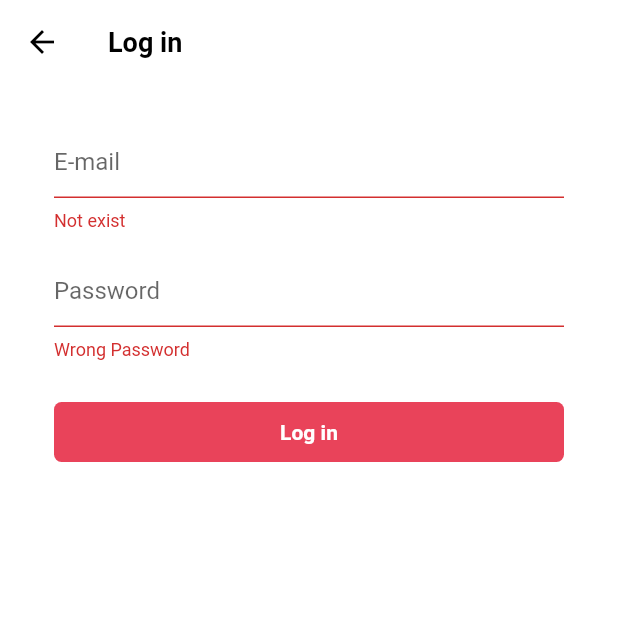
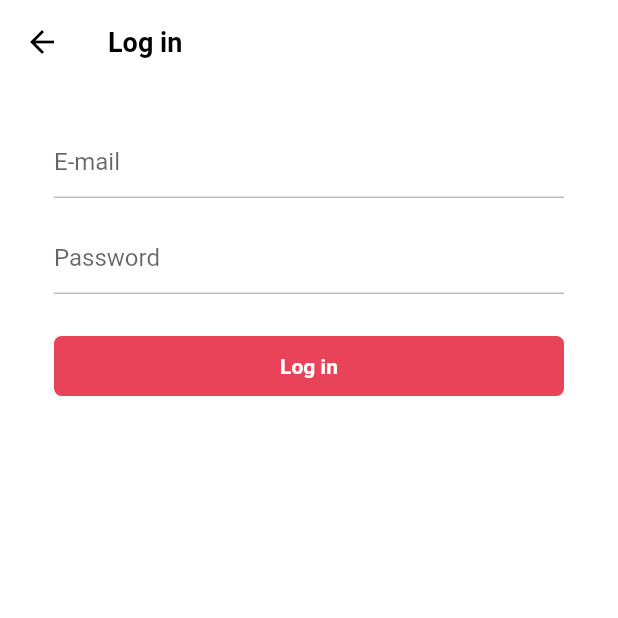
Before and after one commit to helious23/tiktok_clone, a Flutter app: the LoginFormScreen screen opened directly, after a tap on "Log in", on a phone screen of 412 x 824 dp, the top half of it. Run offline on Flutter 3.47's test engine with Material 2 defaults, Android fonts, the phone set to English and light mode, and no system bars; our stand-ins replace font_awesome_flutter.

Commit message:
4.9 Login Form

```diff
--- a/lib/features/authentication/birthday_screen.dart
+++ b/lib/features/authentication/birthday_screen.dart
@@ -95,7 +95,6 @@ class _BirthdayScreenState extends State<BirthdayScreen> {
             FormButton(
               onTabCallback: _onNextTap,
               disabled: false,
-              text: 'Next',
             )
           ],
         ),
--- a/lib/features/authentication/email_screen.dart
+++ b/lib/features/authentication/email_screen.dart
@@ -107,7 +107,6 @@ class _EmailScreenState extends State<EmailScreen> {
               FormButton(
                 onTabCallback: _onSubmit,
                 disabled: _email.isEmpty || _isEmailValid() != null,
-                text: 'Next',
               )
             ],
           ),
--- a/lib/features/authentication/login_form_screen.dart
+++ b/lib/features/authentication/login_form_screen.dart
@@ -13,8 +13,15 @@ class LoginFormScreen extends StatefulWidget {
 class _LoginFormScreenState extends State<LoginFormScreen> {
   final GlobalKey<FormState> _formKey = GlobalKey<FormState>();
 
+  Map<String, String> formData = {};
+
   void _onSubmitTap() {
-    _formKey.currentState?.validate();
+    if (_formKey.currentContext != null) {
+      if (_formKey.currentState!.validate()) {
+        _formKey.currentState!.save();
+        print(formData);
+      }
+    }
   }
 
   @override
@@ -33,20 +40,50 @@ class _LoginFormScreenState extends State<LoginFormScreen> {
             children: [
               Gaps.v28,
               TextFormField(
-                decoration: const InputDecoration(
+                decoration: InputDecoration(
                   hintText: 'E-mail',
+                  enabledBorder: UnderlineInputBorder(
+                    borderSide: BorderSide(
+                      color: Colors.grey.shade400,
+                    ),
+                  ),
+                  focusedBorder: UnderlineInputBorder(
+                    borderSide: BorderSide(
+                      color: Colors.grey.shade400,
+                    ),
+                  ),
                 ),
                 validator: (value) {
-                  return "Not exist";
+                  return null;
+                },
+                onSaved: (newValue) {
+                  if (newValue != null) {
+                    formData['email'] = newValue;
+                  }
                 },
               ),
               Gaps.v16,
               TextFormField(
-                decoration: const InputDecoration(
+                decoration: InputDecoration(
                   hintText: 'Password',
+                  enabledBorder: UnderlineInputBorder(
+                    borderSide: BorderSide(
+                      color: Colors.grey.shade400,
+                    ),
+                  ),
+                  focusedBorder: UnderlineInputBorder(
+                    borderSide: BorderSide(
+                      color: Colors.grey.shade400,
+                    ),
+                  ),
                 ),
                 validator: (value) {
-                  return "Wrong Password";
+                  return null;
+                },
+                onSaved: (newValue) {
+                  if (newValue != null) {
+                    formData['password'] = newValue;
+                  }
                 },
               ),
               Gaps.v28,
--- a/lib/features/authentication/password_screen.dart
+++ b/lib/features/authentication/password_screen.dart
@@ -158,7 +158,6 @@ class _PasswordScreenState extends State<PasswordScreen> {
               FormButton(
                 onTabCallback: _onSubmit,
                 disabled: !_isPasswordValid(),
-                text: 'Next',
               )
             ],
           ),
--- a/lib/features/authentication/username_screen.dart
+++ b/lib/features/authentication/username_screen.dart
@@ -98,7 +98,6 @@ class _UsernameScreenState extends State<UsernameScreen> {
               FormButton(
                 onTabCallback: _onNextTap,
                 disabled: _username.isEmpty,
-                text: 'Next',
               )
             ],
           ),
--- a/lib/features/authentication/widgets/form_button.dart
+++ b/lib/features/authentication/widgets/form_button.dart
@@ -2,16 +2,16 @@ import 'package:flutter/material.dart';
 import 'package:tiktok_clone/constants/sizes.dart';
 
 class FormButton extends StatelessWidget {
+  final bool disabled;
+  final String text;
+  final GestureTapCallback onTabCallback;
+
   const FormButton({
     super.key,
     required this.disabled,
-    required this.text,
+    this.text = 'Next',
     required this.onTabCallback,
   });
-
-  final bool disabled;
-  final String text;
-  final GestureTapCallback onTabCallback;
 
   @override
   Widget build(BuildContext context) {
```
